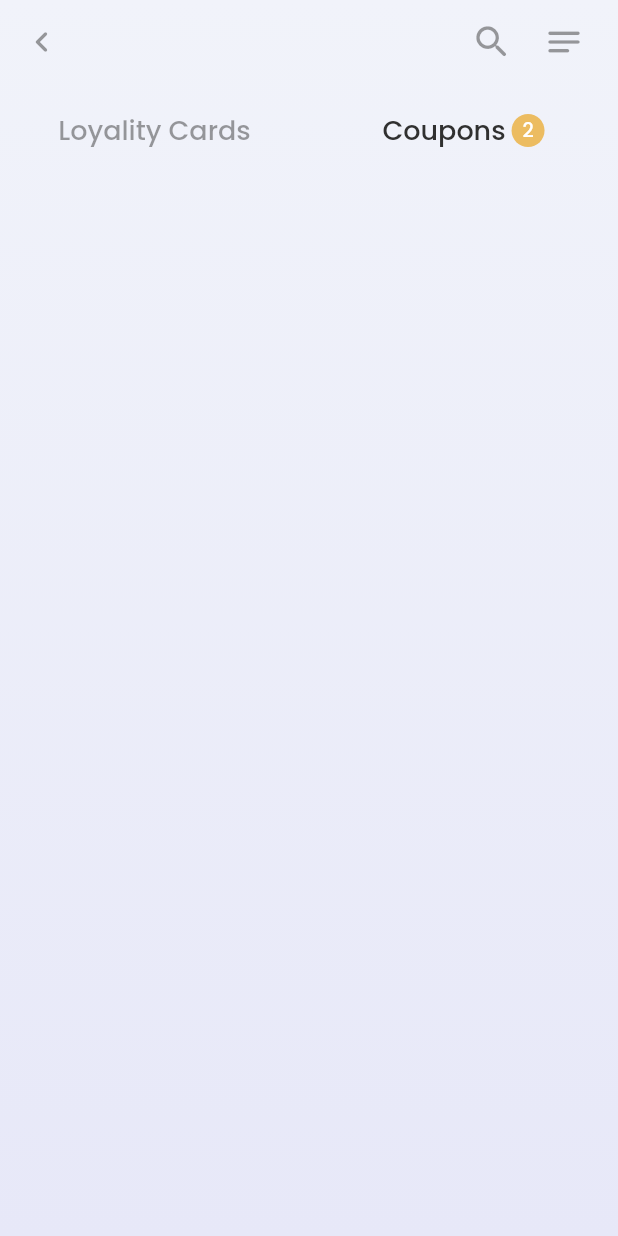
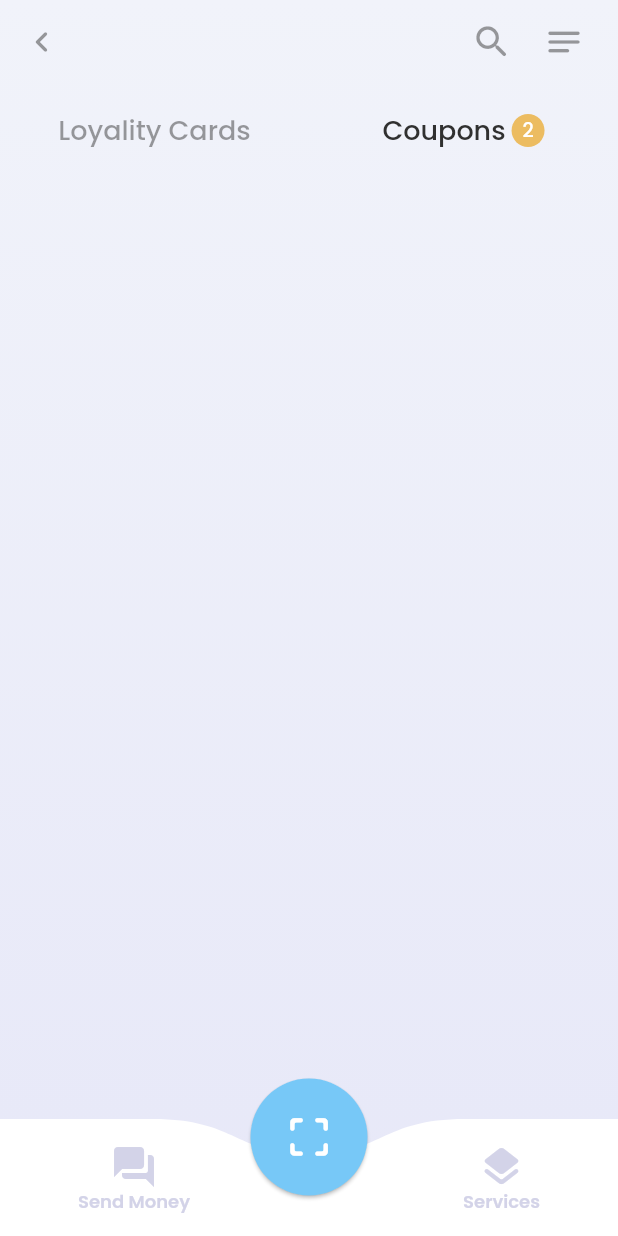
Before and after one commit to federicodesia/coupons_app, a Flutter app: the screen it shows after launch, on a phone screen of 412 x 824 dp. Run offline on Flutter 3.47's test engine with Material 2 defaults, Android fonts, the phone set to English and light mode, and no system bars.

Commit message:
Bottom Navigation Bar

```diff
--- a/lib/constants.dart
+++ b/lib/constants.dart
@@ -1,4 +1,12 @@
 import 'package:flutter/material.dart';
+
+// Bottom Navigation Bar
+double cBottomNavigationBarCurve = 24.0;
+double cBottomNavigationBarOptionSize = 78.0;
+Color cBottomNavigationBarOptionColor = Color(0xFFD3D3E8);
+
+// Floating Action Button
+double cFloatingActionButtonHeight = (cBottomNavigationBarOptionSize - (cBottomNavigationBarCurve / 2)) + (cBottomNavigationBarOptionSize / 2);
 
 Color cTextColor = Color(0xFF303030);
 Color cLightColor = cTextColor.withOpacity(0.48);
--- a/lib/main.dart
+++ b/lib/main.dart
@@ -118,6 +118,56 @@ class HomePageState extends State<HomePage> {
               Container()
             ],
           ),
+          bottomNavigationBar: Stack(
+            alignment: Alignment.bottomCenter,
+            children: [
+              // Bottom Navigation Bar
+              SizedBox(
+                height: cBottomNavigationBarOptionSize,
+                child: Stack(
+                  children: [
+                    CustomPaint(
+                      size: Size(MediaQuery.of(context).size.width, cBottomNavigationBarOptionSize),
+                      painter: BottomNavigationBarPainter(cBottomNavigationBarCurve),
+                    ),
+
+                    Row(
+                      mainAxisAlignment: MainAxisAlignment.spaceEvenly,
+                      children: [
+                        BottomNavigationBarButton(
+                          icon: Icons.question_answer_rounded,
+                          text: "Send Money"
+                        ),
+                        SizedBox(width: cBottomNavigationBarOptionSize,),
+                        BottomNavigationBarButton(
+                          icon: Icons.layers_rounded,
+                          text: "Services"
+                        )
+                      ],
+                    )
+                  ],
+                ),
+              ),
+
+              // Floating Action Button
+              Padding(
+                padding: EdgeInsets.only(bottom: cFloatingActionButtonHeight - cBottomNavigationBarOptionSize),
+                child: SizedBox(
+                  height: cBottomNavigationBarOptionSize,
+                  width: cBottomNavigationBarOptionSize,
+                  child: FittedBox(
+                    child: FloatingActionButton(
+                      onPressed: () {},
+                      elevation: 1,
+                      highlightElevation: 8,
+                      backgroundColor: Color(0xFF77C8F7),
+                      child: Icon(Icons.crop_free_rounded),
+                    ),
+                  ),
+                ),
+              ),
+            ],
+          )
         ),
       ),
     );
@@ -140,3 +190,67 @@ class AppBarIconButton extends StatelessWidget{
     );
   }
 }
+
+class  BottomNavigationBarButton extends StatelessWidget{
+  final IconData icon;
+  final String text;
+  BottomNavigationBarButton({required this.icon, required this.text});
+
+  Widget build(BuildContext context){
+    return Column(
+      mainAxisAlignment: MainAxisAlignment.center,
+      children: [
+        Icon(
+          icon,
+          color: cBottomNavigationBarOptionColor,
+          size: 32.0,
+        ),
+
+        Text(
+          text,
+          style: cTextStyle.copyWith(
+            color: cBottomNavigationBarOptionColor,
+            fontWeight: FontWeight.w600,
+            height: 1.2,
+          ),
+        )
+      ],
+    );
+  }
+}
+
+class BottomNavigationBarPainter extends CustomPainter{
+  final double bottom;
+  BottomNavigationBarPainter(this.bottom);
+
+  @override
+  void paint(Canvas canvas, Size size) {
+    Paint paint = Paint()..color = Colors.white..style = PaintingStyle.fill;
+    Path path = Path();
+
+    double space = 48.0;
+    double line = space * 2 + 8.0;
+
+    path.lineTo(size.width / 2 - line, 0);
+    path.cubicTo(size.width / 2 - space, 0,
+                 size.width / 2 - space, bottom,
+                 size.width / 2, 24);
+
+    path.cubicTo(size.width / 2 + space, bottom,
+                 size.width / 2 + space, 0,
+                 size.width / 2 + line, 0);
+    path.lineTo(size.width, 0);
+
+    path.lineTo(size.width, size.height);
+    path.lineTo(0, size.height);
+    path.lineTo(0, 0);
+    path.close();
+
+    canvas.drawPath(path, paint);
+  }
+
+  @override
+  bool shouldRepaint(covariant CustomPainter oldDelegate) {
+    return false;
+  }
+}
```
